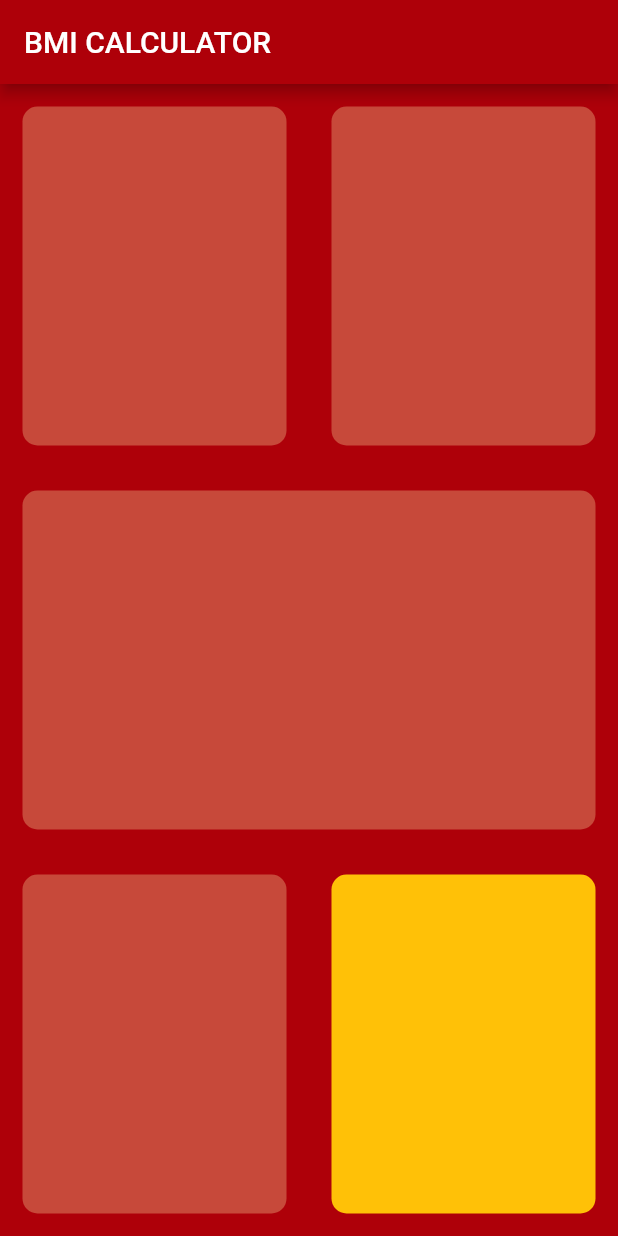
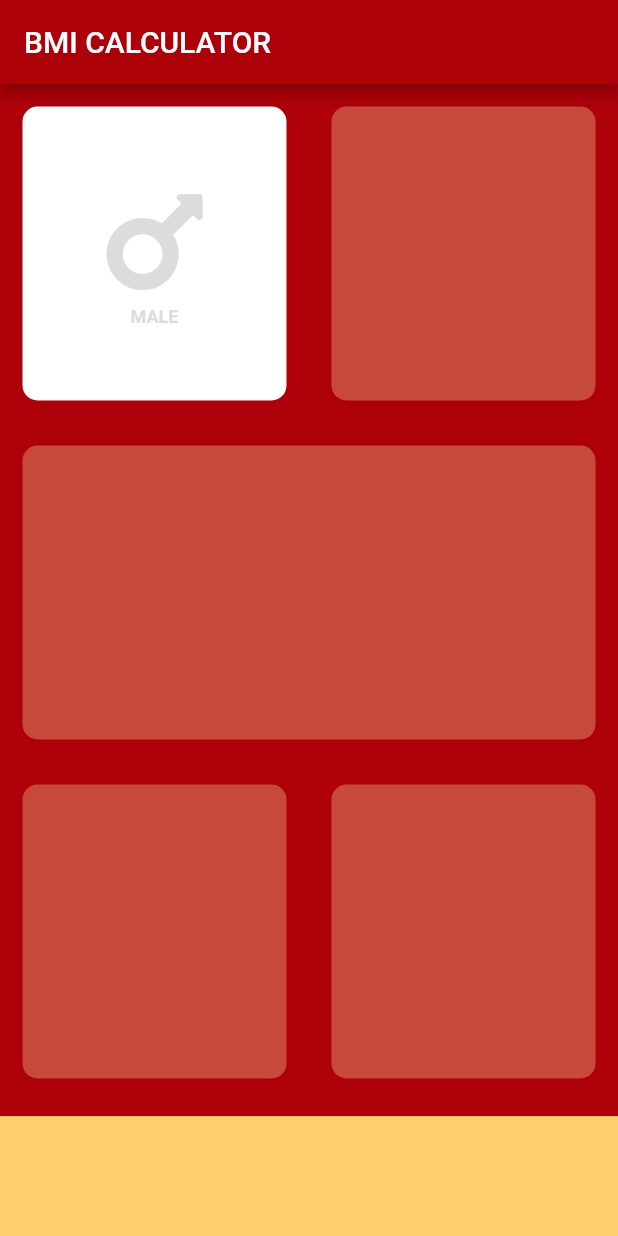
Before and after one commit to vivu001/bmi, a Flutter app: the screen it shows after launch, on a phone screen of 412 x 824 dp. Run offline on Flutter 3.47's test engine with Material 2 defaults, Android fonts, the phone set to English and light mode, and no system bars; our stand-ins replace font_awesome_flutter.

Commit message:
added cardChild for ReusableCard and it's icon

```diff
--- a/lib/input_page.dart
+++ b/lib/input_page.dart
@@ -1,5 +1,11 @@
 import 'package:flutter/cupertino.dart';
 import 'package:flutter/material.dart';
+import 'package:font_awesome_flutter/font_awesome_flutter.dart';
+
+const Color cardColor = Color(0xFFC7493A);
+const Color iconColor = Color(0xFFDCDCDA);
+const Color activeCardColor = Color(0xFFFFFFFF);
+const Color bottomContainerColor = Color(0xFFFFCF70);
 
 class InputPage extends StatefulWidget {
   @override
@@ -10,34 +16,47 @@ class _InputPageState extends State<InputPage> {
   @override
   Widget build(BuildContext context) {
     return Scaffold(
-      appBar: AppBar(
-        title: Text('BMI CALCULATOR'),
-      ),
+      appBar: AppBar(title: Text('BMI CALCULATOR')),
       body: Column(
         children: <Widget>[
           Expanded(
             child: Row(children: <Widget>[
               Expanded(
-                child: ReusableCard(colour: Color(0xFFC7493A)),
+                child: ReusableCard(
+                  colour: activeCardColor,
+                  cardChild: Column(
+                    mainAxisAlignment: MainAxisAlignment.center,
+                    children: <Widget>[
+                      Icon(FontAwesomeIcons.mars, size: 85.0, color: iconColor),
+//                      SizedBox(height: 20.0),
+                      Text('MALE',
+                          style: TextStyle(
+                              fontSize: 12.0,
+                              color: iconColor,
+                              fontWeight: FontWeight.bold))
+                    ],
+                  ),
+                ),
               ),
-              Expanded(child: ReusableCard(colour: Color(0xFFC7493A))),
+              Expanded(child: ReusableCard(colour: cardColor))
             ]),
           ),
           Expanded(
-            child: Row(children: <Widget>[Expanded(child: ReusableCard(colour: Color(0xFFC7493A)))]),
+            child: Row(children: <Widget>[
+              Expanded(child: ReusableCard(colour: cardColor))
+            ]),
           ),
           Expanded(
             child: Row(children: <Widget>[
-              Expanded(
-                child: ReusableCard(colour: Color(0xFFC7493A)),
-              ),
-              Expanded(
-                child: ReusableCard(
-                  colour: Colors.amber
-                ),
-              ),
+              Expanded(child: ReusableCard(colour: cardColor)),
+              Expanded(child: ReusableCard(colour: cardColor))
             ]),
           ),
+          Container(
+              color: Color(0xFFFFCF70),
+              margin: EdgeInsets.only(top: 10.0),
+              width: double.infinity,
+              height: 80.0)
         ],
       ),
     );
@@ -45,16 +64,17 @@ class _InputPageState extends State<InputPage> {
 }
 
 class ReusableCard extends StatelessWidget {
- Color colour;
+  final Color colour;
+  final Widget cardChild;
 
- ReusableCard({@required this.colour});
+  ReusableCard({@required this.colour, this.cardChild});
 
   @override
   Widget build(BuildContext context) {
     return Container(
+        child: cardChild,
         margin: EdgeInsets.all(15.0),
         decoration: BoxDecoration(
-            color: colour,
-            borderRadius: BorderRadius.circular(10.0)));
+            color: colour, borderRadius: BorderRadius.circular(10.0)));
   }
 }
--- a/pubspec.yaml
+++ b/pubspec.yaml
@@ -11,6 +11,7 @@ dependencies:
     sdk: flutter
 
   cupertino_icons: ^0.1.2
+  font_awesome_flutter: ^8.7.0
 
 dev_dependencies:
   flutter_test:
```
Also changed, not shown: 1 other file.
